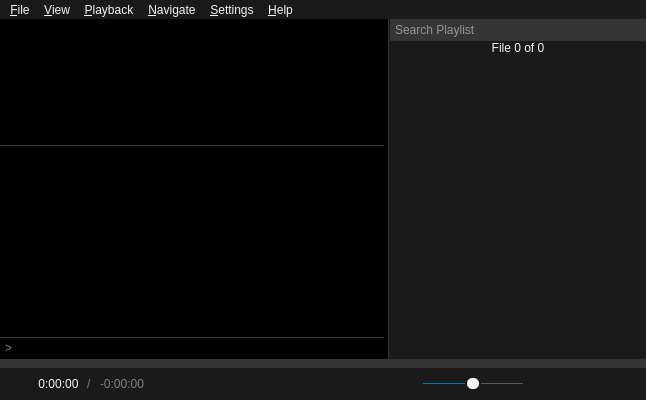
This is src/ui/mainwindow.ui in gitter-badger/mochi-player as Qt 5 draws it before an edit. The edited form follows.
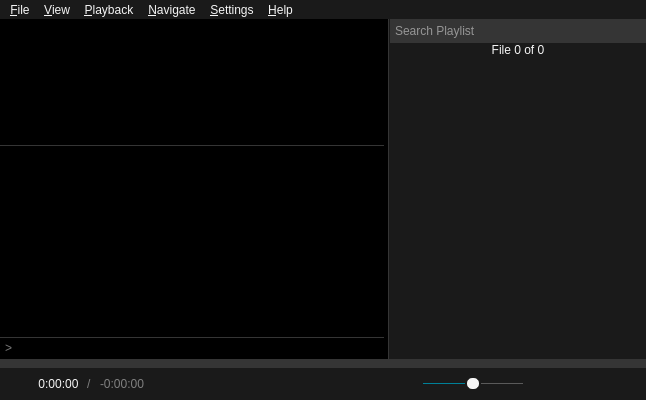
This is the edited form. Icons and pictures are not drawn. Custom widgets are drawn as their Qt base class.

The edit to the form file:
```diff
--- a/src/ui/mainwindow.ui
+++ b/src/ui/mainwindow.ui
@@ -98,7 +98,7 @@
 	background: #353535;
 	border: 1px solid #353535;
 	font-size: 12px;
-	padding: 2px;
+	padding: 3px 2px;
 }
 #searchBox:focus {
 	border-color: #008098;
@@ -114,20 +114,20 @@
 	font-size: 12px;
 }
 
-/* QListView */
+/* playlistWidget */
 
 QListView {
 	outline: none;
 }
-QListView::item {
+#playlistWidget::item {
 	background: #1A1A1A;
 	padding: 3px 0px;
 }
-QListView::item:selected {
+#playlistWidget::item:selected {
 	background: #008098;
 }
-QListWidget:item:selected:active,
-QListWidget:item:selected:!active {
+#playlistWidget:item:selected:active,
+#playlistWidget:item:selected:!active {
 	color: whitesmoke;
 }
 
```
Left out of the diff: 8 changed lines with no effect on the pictures.
